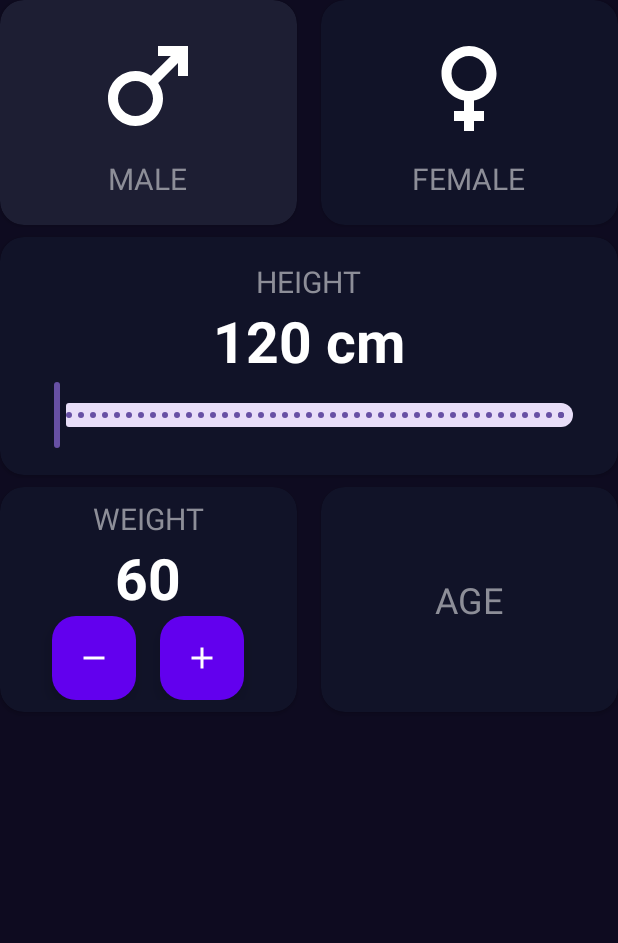
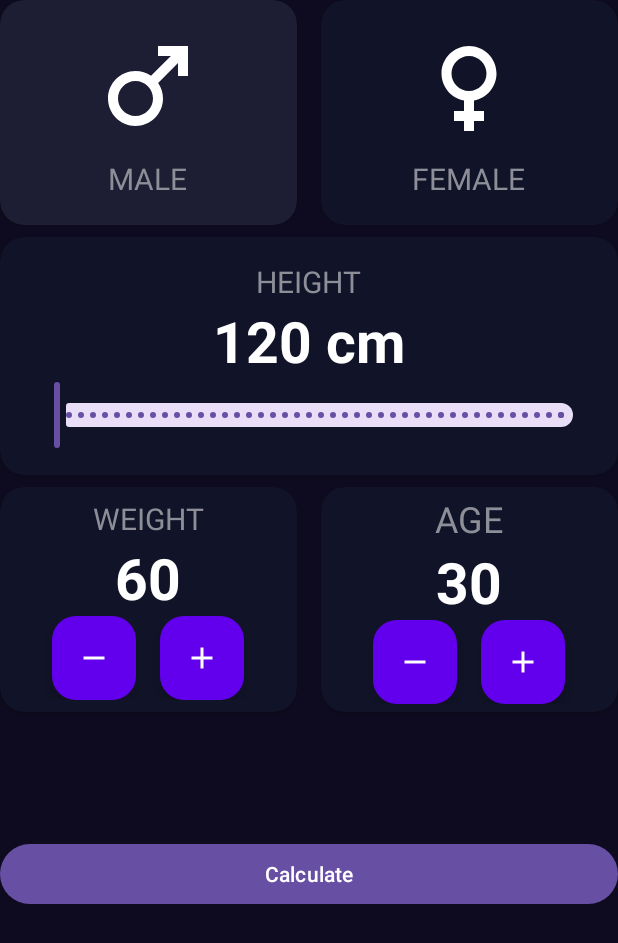
Before and after one commit to martinwilchesdev/android_basics, an Android app: the IMCCalculatorActivity screen opened directly, with no data from a screen before it, on a phone screen of 412 x 824 dp. Shown: the top 943 px of the screen. Run offline under Robolectric (Android 15) with nearby library versions, the phone set to English and light mode, and no system bars.

Commit message:
Informacion de la edad

```diff
--- a/app/src/main/java/com/example/android/basics/IMCCalculator/IMCCalculatorActivity.kt
+++ b/app/src/main/java/com/example/android/basics/IMCCalculator/IMCCalculatorActivity.kt
@@ -20,6 +20,7 @@ class IMCCalculatorActivity : AppCompatActivity() {
     private var isMaleSelected = true
     private var isFemaleSelected = false
     private var currentWeight = 60
+    private var currentAge = 30
 
     /**
      * Las variables declaradas con lateinit no es necesario que sean inicializadas de forma inmediata
@@ -38,6 +39,11 @@ class IMCCalculatorActivity : AppCompatActivity() {
     private lateinit var btnSubtractWeight: FloatingActionButton
     private lateinit var btnAddWeight: FloatingActionButton
     private lateinit var weightText: TextView
+
+    // Edad de la persona (texto y bbotones de accion para incrementar la edad)
+    private lateinit var btnSubtractAge: FloatingActionButton
+    private lateinit var btnAddAge: FloatingActionButton
+    private lateinit var ageText: TextView
 
     @RequiresApi(Build.VERSION_CODES.N)
     override fun onCreate(savedInstanceState: Bundle?) {
@@ -63,6 +69,9 @@ class IMCCalculatorActivity : AppCompatActivity() {
         btnSubtractWeight = findViewById<FloatingActionButton>(R.id.btnSubtractWeight)
         btnAddWeight = findViewById<FloatingActionButton>(R.id.btnAddWeight)
         weightText = findViewById<TextView>(R.id.weightText)
+        btnSubtractAge = findViewById<FloatingActionButton>(R.id.btnSubtractAge)
+        btnAddAge = findViewById<FloatingActionButton>(R.id.btnAddAge)
+        ageText = findViewById<TextView>(R.id.ageText)
     }
 
     // Inicializar los escuchadores de eventos de ambos componentes
@@ -89,11 +98,23 @@ class IMCCalculatorActivity : AppCompatActivity() {
             currentWeight += 1
             setWeight()
         }
+        btnSubtractAge.setOnClickListener {
+            currentAge -= 1
+            setAge()
+        }
+        btnAddAge.setOnClickListener {
+            currentAge += 1
+            setAge()
+        }
     }
 
     // Definir el valor del peso
     private fun setWeight() {
         weightText.text = currentWeight.toString()
+    }
+
+    private fun setAge() {
+        ageText.text = currentAge.toString()
     }
 
     // Cambiar el valor de las variables booleanas
@@ -123,5 +144,6 @@ class IMCCalculatorActivity : AppCompatActivity() {
     private fun initUI() {
         setGenderColor()
         setWeight()
+        setAge()
     }
 }
--- a/app/src/main/res/layout/activity_imccalculator.xml
+++ b/app/src/main/res/layout/activity_imccalculator.xml
@@ -213,7 +213,52 @@
                 android:textColor="@color/title_text"
                 android:textSize="24sp" />
 
+            <TextView
+                android:id="@+id/ageText"
+                android:layout_width="wrap_content"
+                android:layout_height="wrap_content"
+                android:textColor="@color/white"
+                android:textSize="38sp"
+                android:textStyle="bold"
+                tools:text="30" />
+
+            <androidx.appcompat.widget.LinearLayoutCompat
+                android:layout_width="match_parent"
+                android:layout_height="wrap_content"
+                android:gravity="center"
+                android:orientation="horizontal">
+
+                <com.google.android.material.floatingactionbutton.FloatingActionButton
+                    android:id="@+id/btnSubtractAge"
+                    android:layout_width="wrap_content"
+                    android:layout_height="wrap_content"
+                    android:layout_marginEnd="16dp"
+                    android:backgroundTint="@color/background_fab"
+                    android:src="@drawable/ic_subtract"
+                    app:tint="@color/white" />
+
+                <com.google.android.material.floatingactionbutton.FloatingActionButton
+                    android:id="@+id/btnAddAge"
+                    android:layout_width="wrap_content"
+                    android:layout_height="wrap_content"
+                    android:backgroundTint="@color/background_fab"
+                    android:src="@drawable/id_add"
+                    app:tint="@color/white" />
+
+            </androidx.appcompat.widget.LinearLayoutCompat>
+
         </LinearLayout>
 
     </androidx.cardview.widget.CardView>
+
+    <Button
+        android:layout_width="0dp"
+        android:layout_height="wrap_content"
+        android:layout_marginTop="16dp"
+        android:text="@string/calculate"
+        app:layout_constraintBottom_toBottomOf="parent"
+        app:layout_constraintEnd_toEndOf="parent"
+        app:layout_constraintStart_toStartOf="parent"
+        app:layout_constraintTop_toTopOf="@+id/age" />
+
 </androidx.constraintlayout.widget.ConstraintLayout>
--- a/app/src/main/res/values/strings.xml
+++ b/app/src/main/res/values/strings.xml
@@ -47,4 +47,5 @@
     <string name="female">FEMALE</string>
     <string name="altura">HEIGHT</string>
     <string name="weight">Weight</string>
+    <string name="calculate">Calculate</string>
 </resources>
```
